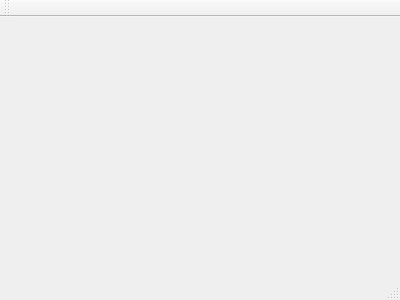
Before: the Qt Designer form niufen21/mainwindow.ui in niufen21/nftest, drawn with Qt 5.
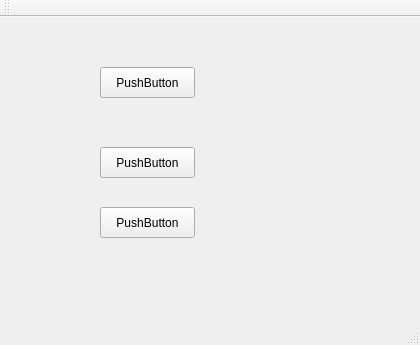
After: the same form once the commit is applied.

What changed in the file:
```diff
--- a/niufen21/mainwindow.ui
+++ b/niufen21/mainwindow.ui
@@ -1,24 +1,79 @@
 <ui version="4.0">
  <class>MainWindow</class>
- <widget class="QMainWindow" name="MainWindow" >
-  <property name="geometry" >
+ <widget class="QMainWindow" name="MainWindow">
+  <property name="geometry">
    <rect>
     <x>0</x>
     <y>0</y>
-    <width>400</width>
-    <height>300</height>
+    <width>420</width>
+    <height>345</height>
    </rect>
   </property>
   <property name="windowTitle" >
    <string>MainWindow</string>
   </property>
-  <widget class="QMenuBar" name="menuBar" />
-  <widget class="QToolBar" name="mainToolBar" />
-  <widget class="QWidget" name="centralWidget" />
-  <widget class="QStatusBar" name="statusBar" />
+  <widget class="QWidget" name="centralWidget">
+   <widget class="QPushButton" name="pushButton">
+    <property name="geometry">
+     <rect>
+      <x>100</x>
+      <y>50</y>
+      <width>95</width>
+      <height>31</height>
+     </rect>
+    </property>
+    <property name="text">
+     <string>PushButton</string>
+    </property>
+   </widget>
+   <widget class="QPushButton" name="pushButton_2">
+    <property name="geometry">
+     <rect>
+      <x>100</x>
+      <y>130</y>
+      <width>95</width>
+      <height>31</height>
+     </rect>
+    </property>
+    <property name="text">
+     <string>PushButton</string>
+    </property>
+   </widget>
+   <widget class="QPushButton" name="pushButton_3">
+    <property name="geometry">
+     <rect>
+      <x>100</x>
+      <y>190</y>
+      <width>95</width>
+      <height>31</height>
+     </rect>
+    </property>
+    <property name="text">
+     <string>PushButton</string>
+    </property>
+   </widget>
+  </widget>
+  <widget class="QMenuBar" name="menuBar">
+   <property name="geometry">
+    <rect>
+     <x>0</x>
+     <y>0</y>
+     <width>420</width>
+     <height>29</height>
+    </rect>
+   </property>
+  </widget>
+  <widget class="QToolBar" name="mainToolBar">
+   <attribute name="toolBarArea">
+    <enum>TopToolBarArea</enum>
+   </attribute>
+   <attribute name="toolBarBreak">
+    <bool>false</bool>
+   </attribute>
+  </widget>
+  <widget class="QStatusBar" name="statusBar"/>
  </widget>
- <layoutDefault spacing="6" margin="11" />
- <pixmapfunction></pixmapfunction>
+ <layoutdefault spacing="6" margin="11"/>
  <resources/>
  <connections/>
 </ui>
```
Left out of the diff: 3 changed lines with no effect on the pictures.
